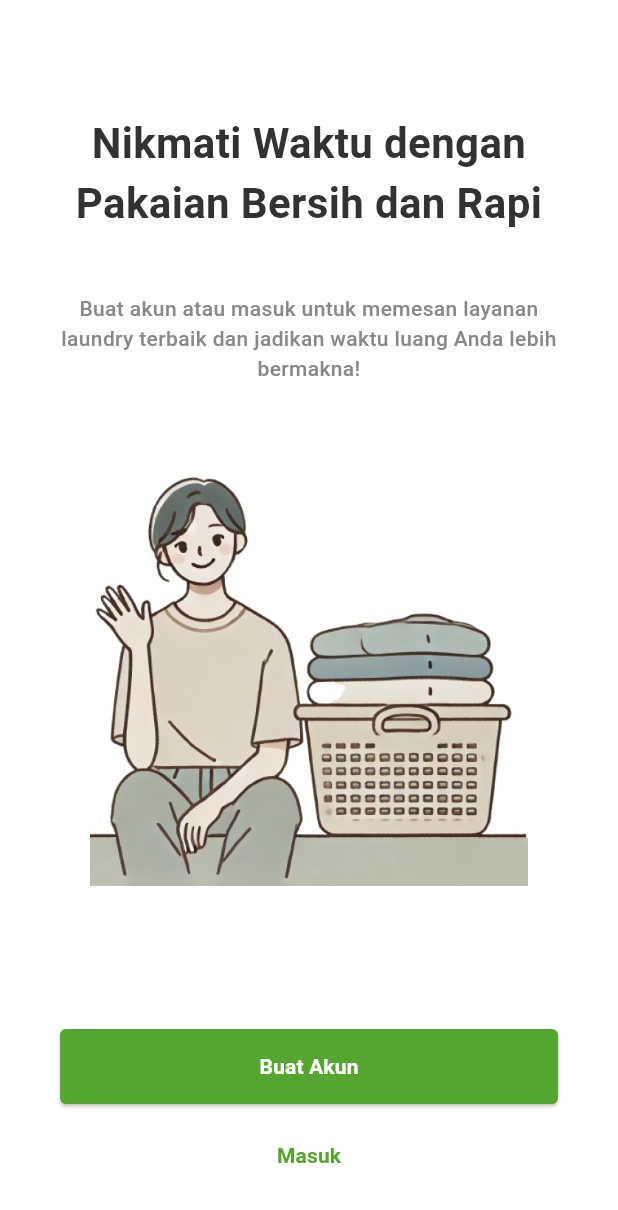
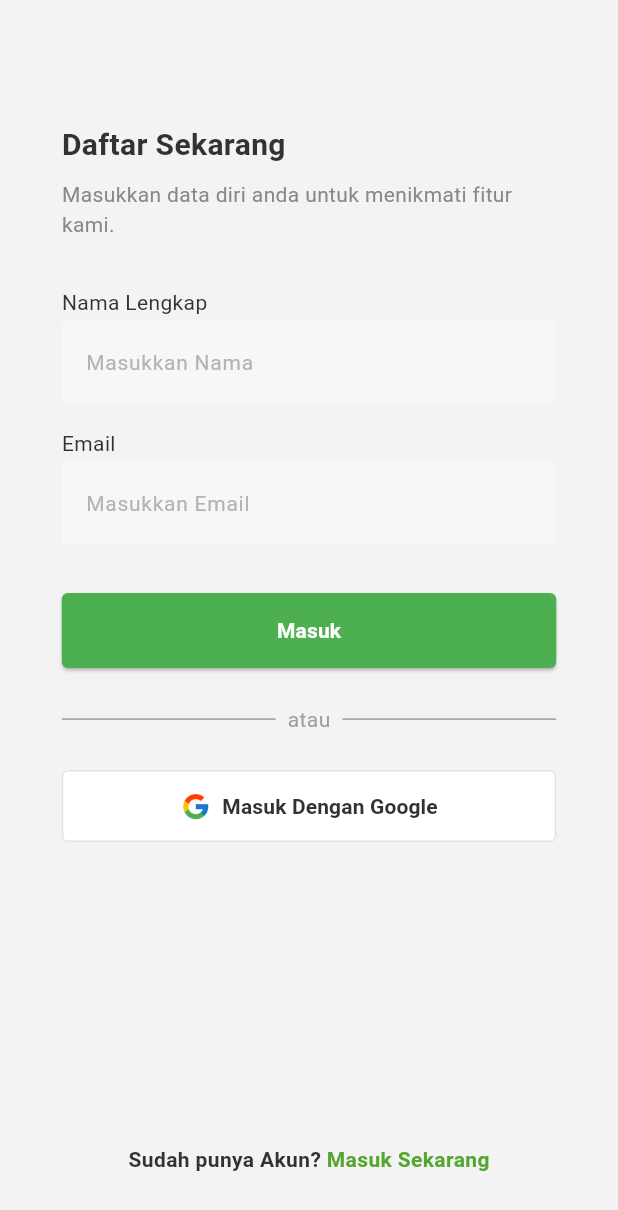
Before and after one commit to Niconi/go_laundry, a Flutter app: the OnboardingFinish screen opened directly, after a tap on "Buat Akun", on a phone screen of 412 x 824 dp. Shown: the top 1210 px of the screen. Run offline on Flutter 3.47's test engine with Material 3 defaults, Android fonts, the light colour scheme and no system bars; our stand-ins replace google_fonts.

Commit message:
update themes.dart, make page route animation for any roting, add login screen, register screen, add widget for google button and custom text field

```diff
--- a/lib/onboarding/onboarding_finish.dart
+++ b/lib/onboarding/onboarding_finish.dart
@@ -1,8 +1,10 @@
 import 'package:flutter/material.dart';
 import 'package:go_laundry/onboarding/onboarding_finish_content.dart';
+import 'package:go_laundry/router/slide_page_router.dart';
+import 'package:go_laundry/screen/auth/login-screen.dart';
+import 'package:go_laundry/screen/auth/register-screen.dart';
 import 'package:go_laundry/themes.dart';
 import '../widgets/custom_button.dart';
-
 
 class OnboardingFinish extends StatefulWidget {
   const OnboardingFinish({Key? key}) : super(key: key);
@@ -27,9 +29,9 @@ class _OnboardingFinishState extends State<OnboardingFinish> {
   void _nextPage() {
     if (_currentPage < onboardingData.length - 1) {
       _pageController.nextPage(
-          duration: Duration(milliseconds: 300), curve: Curves.ease);
+          duration: const Duration(milliseconds: 300), curve: Curves.ease);
     } else {
-      // Navigator.pushReplacement(context, MaterialPageRoute(builder: (context) => HomeScreen()));
+      Navigator.of(context).push(SlidePageRoute(page: RegisterScreen()));
     }
   }
 
@@ -64,11 +66,14 @@ class _OnboardingFinishState extends State<OnboardingFinish> {
                   color: limeGreenColor,
                   onPressed: _nextPage,
                 ),
-                SizedBox(
+                const SizedBox(
                   height: 10,
                 ),
                 TextButton(
-                  onPressed: () {},
+                  onPressed: () {
+                    Navigator.of(context)
+                        .push(SlidePageRoute(page: LoginScreen()));
+                  },
                   child: Text(
                     'Masuk',
                     style: semiBoldText14.copyWith(color: limeGreenColor),
--- /dev/null
+++ b/lib/router/slide_page_router.dart
@@ -0,0 +1,22 @@
+import 'package:flutter/material.dart';
+
+class SlidePageRoute<T> extends PageRouteBuilder<T> {
+  final Widget page;
+
+  SlidePageRoute({required this.page})
+      : super(
+          pageBuilder: (context, animation, secondaryAnimation) => page,
+          transitionsBuilder: (context, animation, secondaryAnimation, child) {
+            const begin = Offset(1.0, 0.0);
+            const end = Offset.zero;
+            const curve = Curves.easeInOut;
+            var tween =
+                Tween(begin: begin, end: end).chain(CurveTween(curve: curve));
+            var offsetAnimation = animation.drive(tween);
+            return SlideTransition(
+              position: offsetAnimation,
+              child: child,
+            );
+          },
+        );
+}
--- /dev/null
+++ b/lib/screen/auth/register-screen.dart
@@ -0,0 +1,106 @@
+import 'package:flutter/material.dart';
+import 'package:go_laundry/themes.dart';
+import 'package:go_laundry/widgets/custom_button.dart';
+import 'package:go_laundry/widgets/custom_text_field.dart';
+import 'package:go_laundry/widgets/google_button.dart';
+
+class RegisterScreen extends StatelessWidget {
+  final TextEditingController emailController = TextEditingController();
+  final TextEditingController passwordController = TextEditingController();
+
+  @override
+  Widget build(BuildContext context) {
+    final mediaQuery = MediaQuery.of(context);
+    final screenHeight = mediaQuery.size.height;
+    final screenWidth = mediaQuery.size.width;
+
+    return Scaffold(
+      backgroundColor: backgroundColor,
+      body: Padding(
+        padding: EdgeInsets.symmetric(horizontal: screenWidth * 0.1),
+        child: Column(
+          crossAxisAlignment: CrossAxisAlignment.start,
+          children: [
+            SizedBox(height: screenHeight * 0.1),
+            Text(
+              'Daftar Sekarang',
+              style: semiBoldText20,
+            ),
+            const SizedBox(height: 8),
+            Text(
+              'Masukkan data diri anda untuk menikmati fitur kami.',
+              style: regularText14.copyWith(color: mediumGrayColor),
+            ),
+            const SizedBox(height: 32),
+            CustomTextField(
+              title: 'Nama Lengkap',
+              hintText: 'Masukkan Nama',
+              controller: emailController,
+            ),
+            const SizedBox(height: 16),
+            CustomTextField(
+              title: 'Email',
+              hintText: 'Masukkan Email',
+              controller: passwordController,
+            ),
+            const SizedBox(height: 32),
+            CustomButton(
+              text: 'Masuk',
+              color: Colors.green,
+              onPressed: () {
+                // Action for login button
+              },
+            ),
+            const SizedBox(height: 24),
+            const Row(
+              children: [
+                Expanded(child: Divider(color: grayColor)),
+                Padding(
+                  padding: EdgeInsets.symmetric(horizontal: 8.0),
+                  child: Text(
+                    'atau',
+                    style: TextStyle(
+                      color: grayColor,
+                    ),
+                  ),
+                ),
+                Expanded(child: Divider(color: grayColor)),
+              ],
+            ),
+            const SizedBox(height: 24),
+            GoogleSignInButton(
+              onPressed: () {
+                // Action for Google sign-in button
+              },
+            ),
+            SizedBox(height: screenHeight * 0.05),
+            // Spacer to push content above
+            const Spacer(),
+            // "Belum punya akun? Daftar Sekarang" section
+            Center(
+              child: Row(
+                mainAxisAlignment: MainAxisAlignment.center,
+                children: [
+                  Text(
+                    'Sudah punya Akun? ',
+                    style: semiBoldText14.copyWith(color: charcoalColor),
+                  ),
+                  GestureDetector(
+                    onTap: () {
+                      // Action for "Daftar Sekarang" link
+                    },
+                    child: Text(
+                      'Masuk Sekarang',
+                      style: semiBoldText14.copyWith(color: limeGreenColor),
+                    ),
+                  ),
+                ],
+              ),
+            ),
+            SizedBox(height: screenHeight * 0.05),
+          ],
+        ),
+      ),
+    );
+  }
+}
--- a/lib/themes.dart
+++ b/lib/themes.dart
@@ -4,7 +4,7 @@ import 'package:google_fonts/google_fonts.dart';
 const Color limeGreenColor = Color(0xFF55A630);
 const Color charcoalColor = Color(0xFF323232);
 const Color mediumGrayColor = Color(0xFF888888);
-const Color lightGrayColor = Color(0xFFCCCCCC);
+const Color lightGrayColor = Color(0xFFF7F7F7);
 const Color whiteColor = Color(0xFFFFFFFF);
 const Color silverGrayColor = Color(0xFFB3B3B3);
 const Color purpleColor = Color(0xFFB548C6);
@@ -14,6 +14,8 @@ const Color lightBlueColor = Color(0xFF84BAE7);
 const Color redColor = Color(0xFFFF0000);
 const Color blueColor = Color(0xFF0601B4);
 const Color offWhiteColor = Color(0xFFFAFAFA);
+const Color borderColor = Color(0xFFE2E2E2);
+const Color grayColor = Color(0xFF9D9D9D);
 
 FontWeight thin = FontWeight.w100;
 FontWeight extraLight = FontWeight.w200;
@@ -24,7 +26,8 @@ FontWeight semiBold = FontWeight.w600;
 FontWeight bold = FontWeight.w700;
 FontWeight extraBold = FontWeight.w800;
 
-TextStyle regularText14 = GoogleFonts.roboto(fontSize: 14, fontWeight: regular);
+TextStyle regularText14 =
+    GoogleFonts.roboto(fontSize: 14, fontWeight: regular, color: charcoalColor);
 TextStyle mediumText14 = GoogleFonts.roboto(
     fontSize: 14, fontWeight: medium, color: mediumGrayColor);
 TextStyle semiBoldText14 = GoogleFonts.roboto(
--- /dev/null
+++ b/lib/widgets/custom_text_field.dart
@@ -0,0 +1,47 @@
+import 'package:flutter/material.dart';
+import 'package:go_laundry/themes.dart';
+
+class CustomTextField extends StatelessWidget {
+  final String title;
+  final String hintText;
+  final TextEditingController controller;
+  final Icon? icon;
+
+  const CustomTextField({
+    super.key,
+    required this.title,
+    required this.hintText,
+    required this.controller,
+    this.icon,
+  });
+
+  @override
+  Widget build(BuildContext context) {
+    return Column(
+      crossAxisAlignment: CrossAxisAlignment.start,
+      children: [
+        Text(title, style: regularText14),
+        const SizedBox(height: 2),
+        TextField(
+          controller: controller,
+          decoration: InputDecoration(
+            hintText: hintText,
+            hintStyle: regularText14.copyWith(color: silverGrayColor),
+            filled: true,
+            fillColor: lightGrayColor,
+            border: OutlineInputBorder(
+              borderRadius: BorderRadius.circular(4),
+              borderSide: BorderSide.none,
+            ),
+            prefixIcon: icon != null
+                ? Padding(
+                    padding: const EdgeInsets.only(left: 8.0, right: 4.0),
+                    child: icon,
+                  )
+                : null,
+          ),
+        ),
+      ],
+    );
+  }
+}
--- a/lib/widgets/google_button.dart
+++ b/lib/widgets/google_button.dart
@@ -0,0 +1,41 @@
+import 'package:flutter/material.dart';
+import 'package:go_laundry/themes.dart';
+
+class GoogleSignInButton extends StatelessWidget {
+  final VoidCallback onPressed;
+
+  const GoogleSignInButton({
+    Key? key,
+    required this.onPressed,
+  }) : super(key: key);
+
+  @override
+  Widget build(BuildContext context) {
+    return OutlinedButton(
+      style: OutlinedButton.styleFrom(
+        backgroundColor: Colors.white,
+        side: const BorderSide(color: borderColor),
+        shape: RoundedRectangleBorder(
+          borderRadius: BorderRadius.circular(4),
+        ),
+        padding: const EdgeInsets.symmetric(vertical: 14, horizontal: 16),
+      ),
+      onPressed: onPressed,
+      child: Row(
+        mainAxisAlignment: MainAxisAlignment.center,
+        children: [
+          Image.asset(
+            'assets/icons/google-icon.png',
+            height: 20,
+            width: 20,
+          ),
+          const SizedBox(width: 8),
+          Text(
+            "Masuk Dengan Google",
+            style: semiBoldText14.copyWith(color: charcoalColor),
+          ),
+        ],
+      ),
+    );
+  }
+}
```
Also changed, not shown: lib/onboarding/onboarding_screen.dart (+6 -3 lines), lib/screen/auth/login-screen.dart (added, +108 -0 lines), lib/auth/login-screen.dart (deleted), lib/auth/register-screen.dart (deleted), lib/widgets/custom_field.dart (deleted).
